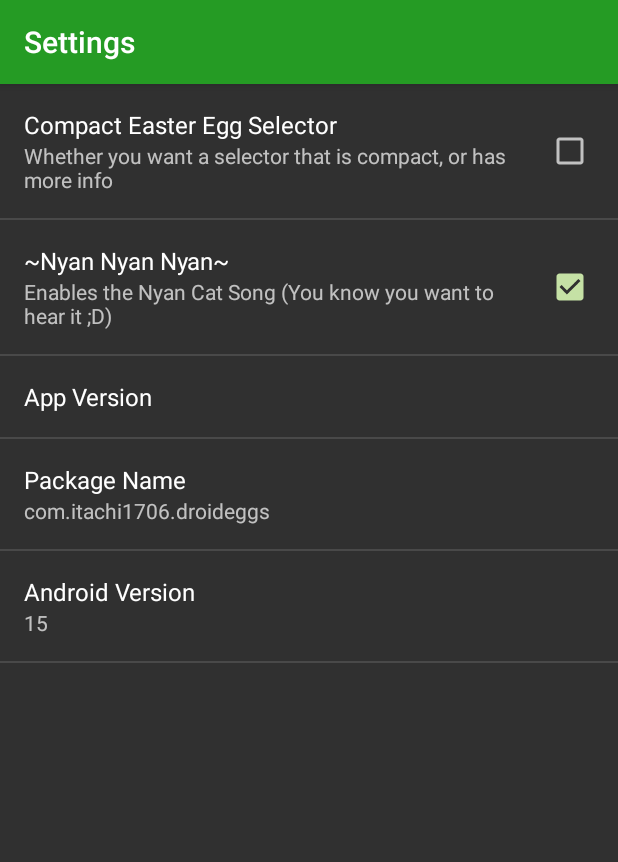
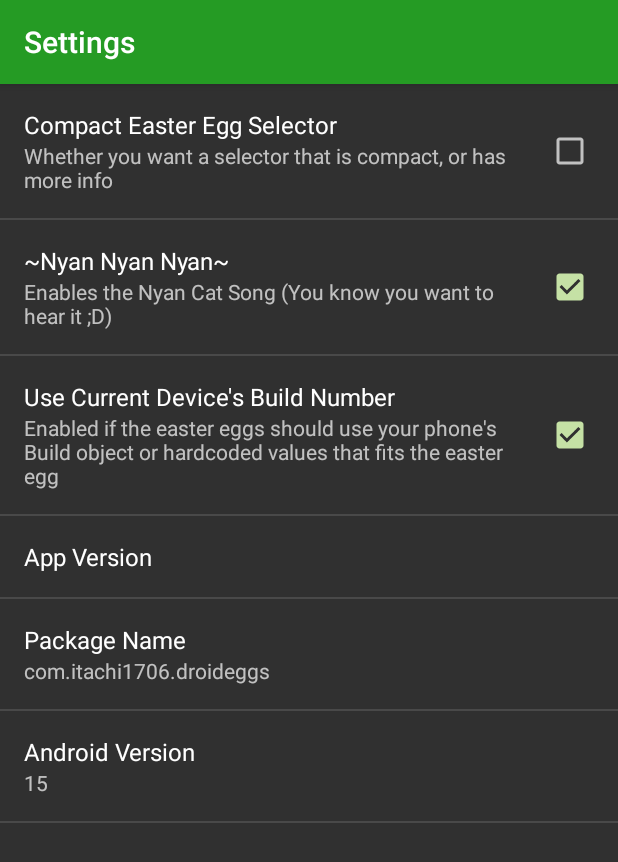
Before and after one commit to itachi1706/DroidEggs, an Android app: the MainSettings screen opened directly, with no data from a screen before it, on a phone screen of 412 x 824 dp. Shown: the top 862 px of the screen. Run offline under Robolectric (Android 15) with nearby library versions, the light colour scheme and no system bars.

Commit message:
Added an option of the easter egg referencing where data is obtained - They can either reference data from your actual device (which will result in funny cases such as Android 5.0.1 Jellybean. LOL) - They can also reference data from a static field (so that what you see will be exactly as if you see in a device running that particular version of Android in which it is present in)

```diff
--- a/app/src/main/res/xml/pref_general.xml
+++ b/app/src/main/res/xml/pref_general.xml
@@ -12,6 +12,12 @@
         android:summary="Enables the Nyan Cat Song (You know you want to hear it ;D)"
         android:defaultValue="true" />
 
+    <CheckBoxPreference
+        android:key="current_num"
+        android:title="Use Current Device's Build Number"
+        android:summary="Enabled if the easter eggs should use your phone's Build object or hardcoded values that fits the easter egg"
+        android:defaultValue="true" />
+
     <Preference android:title="App Version" android:key="view_app_version" android:summary="NULL" />
     <Preference android:title="Package Name" android:key="view_app_name"/>
     <Preference android:summary="None" android:title="Android Version" android:key="view_sdk_version"/>
```
Also changed, not shown: app/src/main/java/com/itachi1706/droideggs/JellyBeanEgg/PlatLogoActivityJELLYBEAN.java (+13 -1 lines), app/src/main/java/com/itachi1706/droideggs/KitKatEgg/PlatLogoActivityKITKAT.java (+15 -2 lines).
